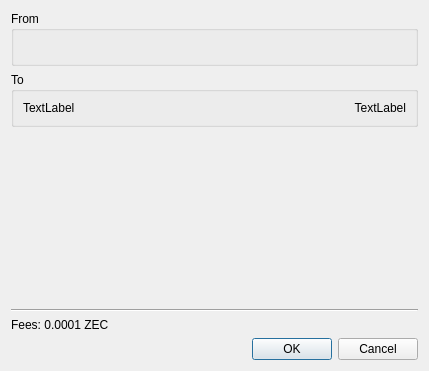
Old version of the form src/confirm.ui in the repository z-bitcoinz/BitcoinZ_Blue.
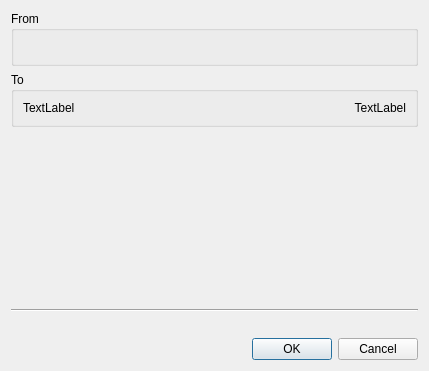
New version of the form.

Patch:
```diff
--- a/src/confirm.ui
+++ b/src/confirm.ui
@@ -85,7 +85,7 @@
    <item>
     <widget class="QLabel" name="label">
      <property name="text">
-      <string>Fees: 0.0001 ZEC</string>
+      <string/>
      </property>
     </widget>
    </item>
```
Left out of the diff: 2 changed lines with no effect on the pictures.
